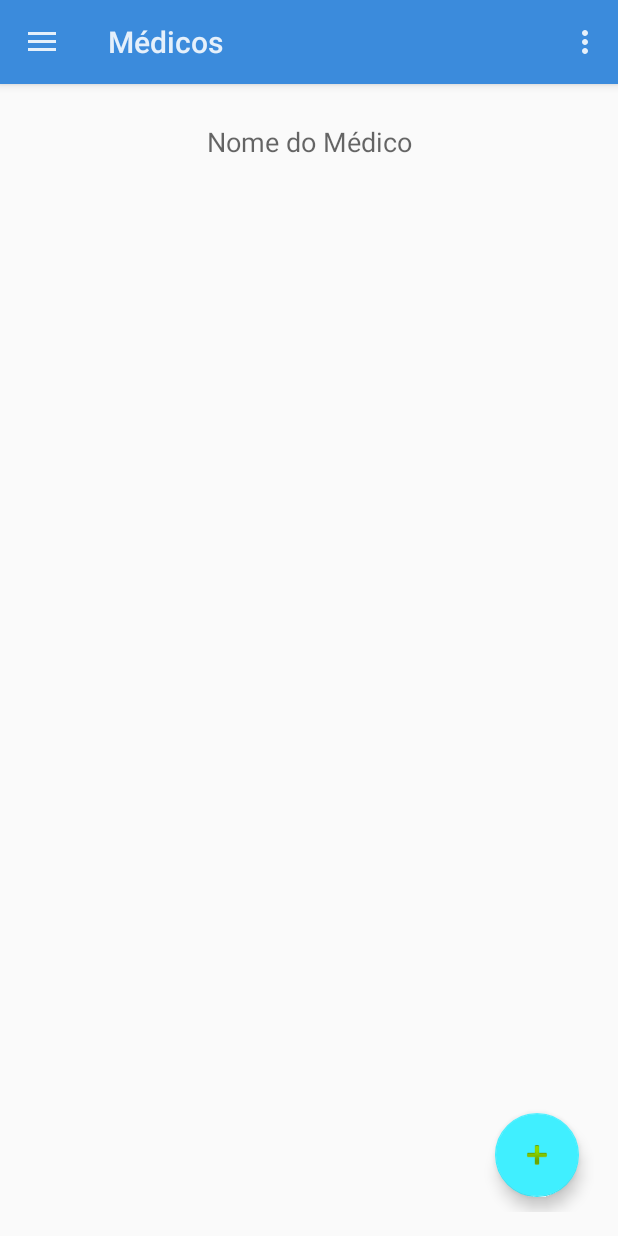
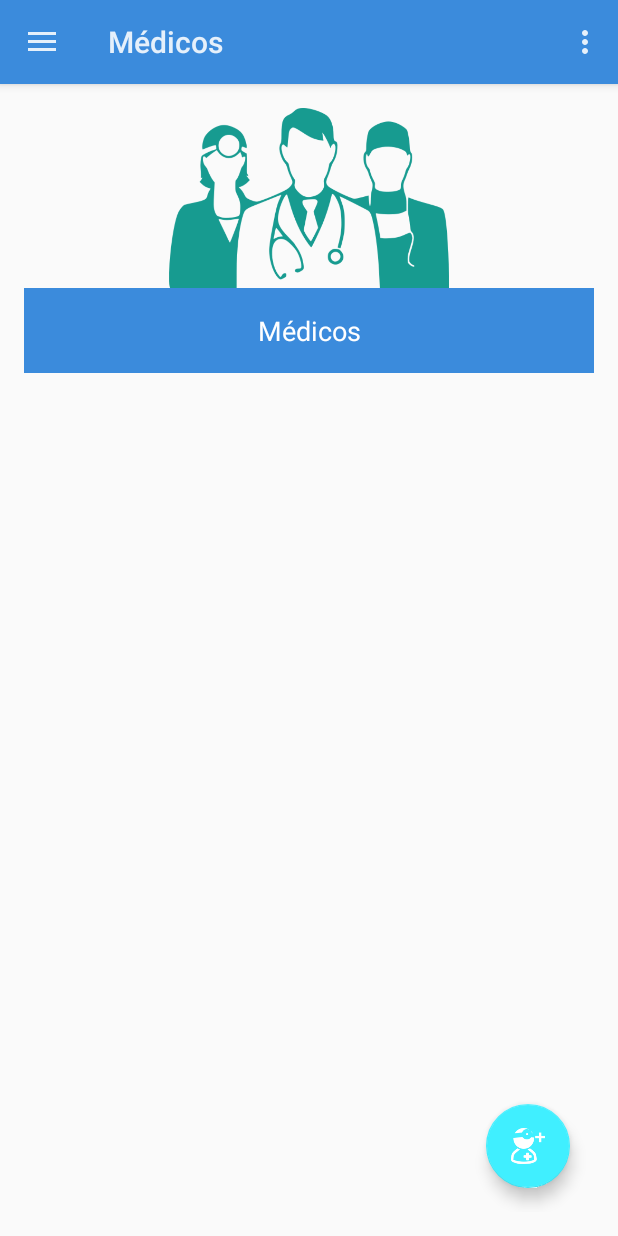
Before and after one commit to Anailson/ACS-Cadastro, an Android app: the screen it shows after launch (Principal), in the side drawer, after a tap on "Médicos", on a phone screen of 412 x 824 dp. Run offline under Robolectric (Android 15) with nearby library versions, the phone set to English and light mode, and no system bars; libraries missing offline, so code that uses them is left out: io.realm; plain views replace DynamicListView; 12 statements that could not run were skipped.

Commit message:
Criando layout para adicao de medico

```diff
--- a/codigo/app/src/main/java/com/avisosms/iuri/avisasms/Principal.java
+++ b/codigo/app/src/main/java/com/avisosms/iuri/avisasms/Principal.java
@@ -124,6 +124,7 @@ public class Principal extends AppCompatActivity
         } else if (id == R.id.nav_atendente) {
 
             setTitle(getString(R.string.medicos));
+            viewFlipper.setDisplayedChild(3);
             // startActivity(new Intent(this, Fragmento_tab.class));
 
         } else if (id == R.id.nav_configuracao) {
--- /dev/null
+++ b/codigo/app/src/main/res/layout/medico_adicionar_layout.xml
@@ -0,0 +1,60 @@
+<?xml version="1.0" encoding="utf-8"?>
+<android.support.design.widget.CoordinatorLayout xmlns:android="http://schemas.android.com/apk/res/android"
+    xmlns:app="http://schemas.android.com/apk/res-auto"
+    xmlns:tools="http://schemas.android.com/tools"
+    android:layout_width="match_parent"
+    android:layout_height="match_parent">
+    <!-- android:theme="@android:style/Theme.NoTitleBar.Fullscreen"-->
+    <ScrollView
+        android:layout_width="match_parent"
+        android:layout_height="match_parent">
+        <!--
+           app:layout_behavior="@string/appbar_scrolling_view_behavior"
+          tools:context="com.avisosms.iuri.avisasms.Principal"-->
+
+        <LinearLayout
+            android:layout_width="match_parent"
+            android:layout_height="match_parent"
+            android:orientation="vertical">
+
+            <ImageView
+                android:id="@+id/imageView2"
+                android:layout_width="match_parent"
+                android:layout_height="120dp"
+                android:src="@drawable/icon_medicos" />
+
+            <TextView
+                android:layout_width="match_parent"
+                android:layout_height="wrap_content"
+                android:background="@color/colorPrimary"
+                android:paddingBottom="@dimen/activity_vertical_margin"
+                android:paddingTop="@dimen/activity_horizontal_margin"
+                android:text="Médicos"
+                android:textAlignment="center"
+                android:textAppearance="?android:attr/textAppearanceMedium"
+                android:textColor="@color/white" />
+            />
+
+            <ListView
+                android:id="@+id/list_view"
+                android:layout_width="match_parent"
+                android:layout_height="wrap_content"
+                android:layout_below="@+id/section_label"
+                android:clipToPadding="false"
+                android:divider="@null"
+                android:paddingBottom="60dp" />
+
+
+        </LinearLayout>
+    </ScrollView>
+
+
+    <android.support.design.widget.FloatingActionButton
+        android:id="@+id/fragment_list_fab"
+        android:layout_width="wrap_content"
+        android:layout_height="wrap_content"
+        android:layout_gravity="end|bottom"
+        android:layout_margin="@dimen/fab_margin"
+        android:src="@drawable/icon_medico_add" />
+
+</android.support.design.widget.CoordinatorLayout>
--- a/codigo/app/src/main/res/layout/principal_app_bar.xml
+++ b/codigo/app/src/main/res/layout/principal_app_bar.xml
@@ -34,17 +34,15 @@
 
 
         <include
-            layout="@layout/fragment_tab" /><!--Lista de pacientes-->
+            layout="@layout/fragment_tab" /><!-- 0 Lista de pacientes-->
 
         <include
-            layout="@layout/principal_agenda" />
+            layout="@layout/principal_agenda" /><!--1-->
 
         <include
-            android:id="@+id/include1"
-            layout="@layout/principal_lista_pacientes" />
-
-
-
+            layout="@layout/principal_lista_pacientes" /><!--2-->
+        <include
+            layout="@layout/medico_adicionar_layout" /><!--3-->
 
     </ViewFlipper>
 
```
Also changed, not shown: codigo/app/src/main/java/com/avisosms/iuri/avisasms/Calendario_.java (added, +185 -0 lines), codigo/app/src/main/java/com/avisosms/iuri/avisasms/objetos/Lembrete.java (added, +82 -0 lines), codigo/app/src/main/res/drawable/icon_retangulo_vermelho.xml (added, +12 -0 lines), codigo/app/src/main/res/layout/medico_add_listview_item.xml (added, +82 -0 lines), codigo/app/src/main/res/drawable/icon_medico_add.png (added), codigo/app/src/main/res/drawable/icon_medicos.png (added), codigo/app/src/main/res/drawable/medico_1.png (added), codigo/app/src/main/res/drawable/medico_2.png (added).
